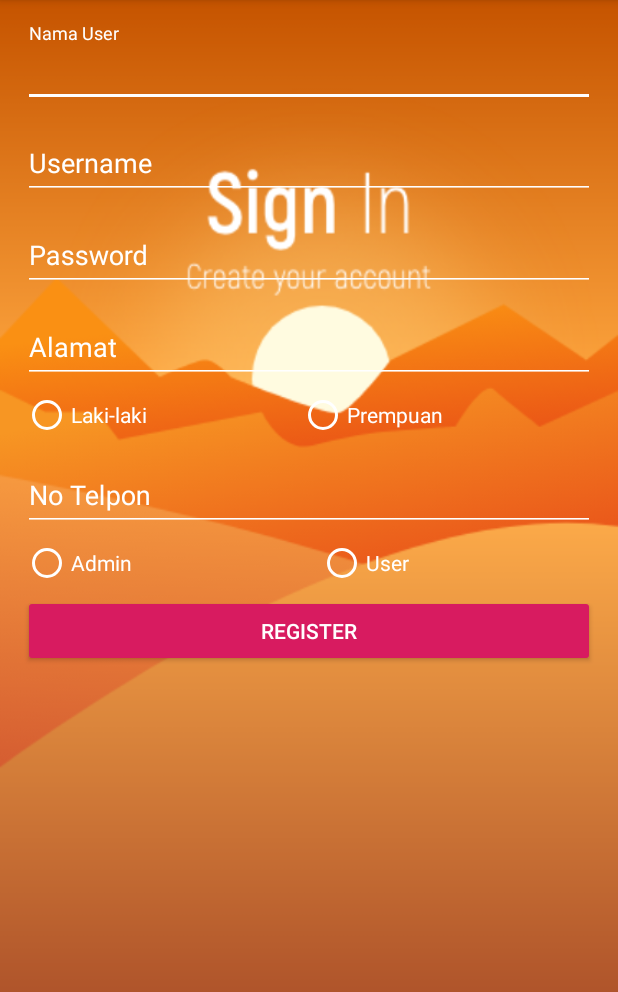
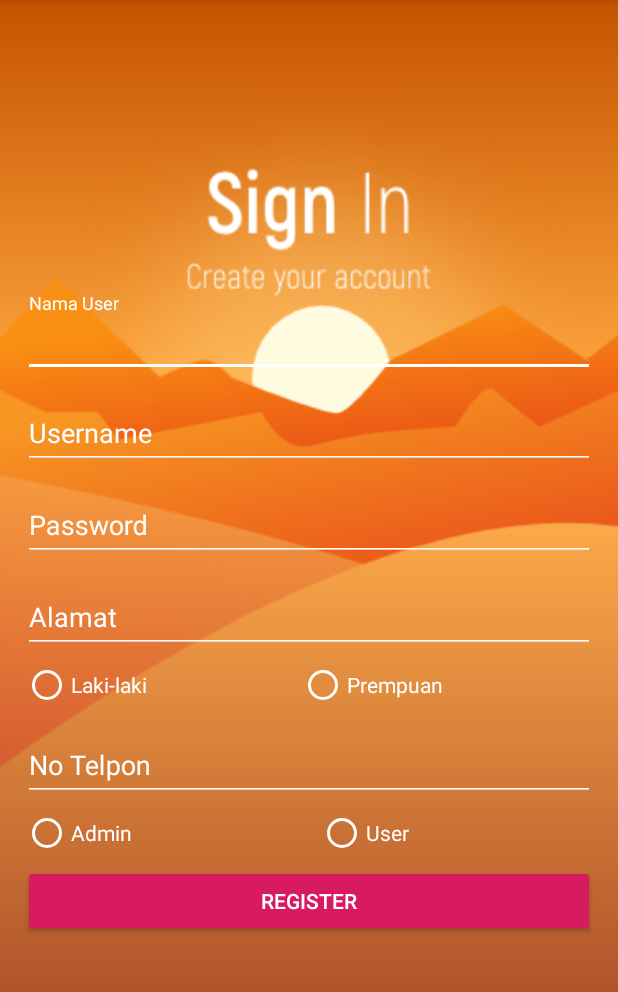
Before and after one commit to Fikridzz/CrudeMakanan, an Android app: the RegisterActivity screen opened directly, with no data from a screen before it, on a phone screen of 412 x 824 dp, the part 84-1076 px from its top. Run offline under Robolectric (Android 15) with nearby library versions, the phone set to English and light mode, and no system bars; our stand-ins replace ButterKnife.

Commit message:
Nothing update

```diff
--- a/app/src/main/java/com/example/fikridzakwan/crudemakanan/UI/register/RegisterActivity.java
+++ b/app/src/main/java/com/example/fikridzakwan/crudemakanan/UI/register/RegisterActivity.java
@@ -39,8 +39,6 @@ public class RegisterActivity extends AppCompatActivity implements RegisterContr
     RadioButton rbAdmin;
     @BindView(R.id.rb_user)
     RadioButton rbUser;
-    @BindView(R.id.rbMapel)
-    RadioGroup rbMapel;
     @BindView(R.id.btn_register)
     Button btnRegister;
 
--- a/app/src/main/res/layout/activity_login.xml
+++ b/app/src/main/res/layout/activity_login.xml
@@ -14,7 +14,7 @@
         android:layout_gravity="center"
         android:orientation="vertical"
         android:padding="15dp"
-        android:layout_marginTop="50dp">
+        android:layout_marginTop="120dp">
 
         <android.support.design.widget.TextInputLayout
             android:layout_width="match_parent"
--- a/app/src/main/res/layout/activity_register.xml
+++ b/app/src/main/res/layout/activity_register.xml
@@ -1,11 +1,18 @@
 <?xml version="1.0" encoding="utf-8"?>
-<LinearLayout xmlns:android="http://schemas.android.com/apk/res/android"
+<ScrollView xmlns:android="http://schemas.android.com/apk/res/android"
     xmlns:app="http://schemas.android.com/apk/res-auto"
     xmlns:tools="http://schemas.android.com/tools"
     android:layout_width="match_parent"
     android:layout_height="match_parent"
+    android:fillViewport="true"
     android:background="@drawable/signin"
     tools:context=".UI.register.RegisterActivity">
+
+    <LinearLayout
+        android:layout_width="match_parent"
+        android:layout_height="wrap_content"
+        android:orientation="vertical"
+        android:layout_marginTop="180dp">
 
     <LinearLayout
         android:layout_width="match_parent"
@@ -24,7 +31,7 @@
                 android:id="@+id/edt_nama_user"
                 android:layout_width="match_parent"
                 android:layout_height="wrap_content"
-                android:layout_marginTop="180dp"
+                android:layout_weight="1"
                 android:layout_marginBottom="5dp"
                 android:backgroundTint="@color/hintColor"
                 android:singleLine="true"
@@ -43,6 +50,7 @@
                 android:id="@+id/edt_username"
                 android:layout_width="match_parent"
                 android:layout_height="wrap_content"
+                android:layout_weight="1"
                 android:layout_marginBottom="5dp"
                 android:backgroundTint="@color/hintColor"
                 android:singleLine="true"
@@ -61,6 +69,7 @@
                 android:id="@+id/edt_password"
                 android:layout_width="match_parent"
                 android:layout_height="wrap_content"
+                android:layout_weight="1"
                 android:layout_marginBottom="5dp"
                 android:backgroundTint="@color/hintColor"
                 android:inputType="textPassword"
@@ -80,6 +89,7 @@
                 android:id="@+id/edt_alamat"
                 android:layout_width="match_parent"
                 android:layout_height="wrap_content"
+                android:layout_weight="1"
                 android:layout_marginBottom="5dp"
                 android:backgroundTint="@color/hintColor"
                 android:singleLine="true"
@@ -124,6 +134,7 @@
                 android:id="@+id/edt_notelp"
                 android:layout_width="match_parent"
                 android:layout_height="wrap_content"
+                android:layout_weight="1"
                 android:layout_marginBottom="5dp"
                 android:backgroundTint="@color/hintColor"
                 android:singleLine="true"
@@ -132,7 +143,6 @@
         </android.support.design.widget.TextInputLayout>
 
         <RadioGroup
-            android:id="@+id/rbMapel"
             android:layout_width="match_parent"
             android:layout_height="wrap_content"
             android:layout_marginBottom="5dp"
@@ -162,10 +172,13 @@
             android:id="@+id/btn_register"
             android:layout_width="match_parent"
             android:layout_height="wrap_content"
+            android:layout_weight="1"
             android:backgroundTint="@color/colorAccent"
             android:text="Register"
             android:textColor="@color/hintColor" />
 
     </LinearLayout>
 
-</LinearLayout>
+    </LinearLayout>
+
+</ScrollView>
```
